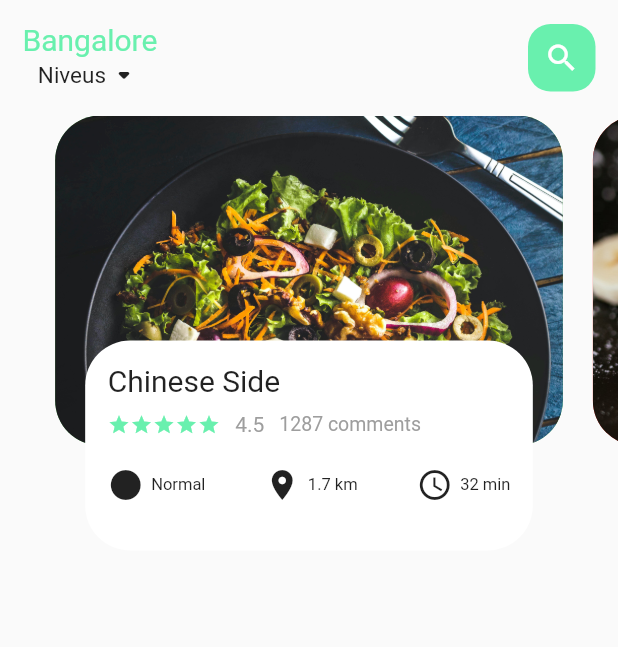
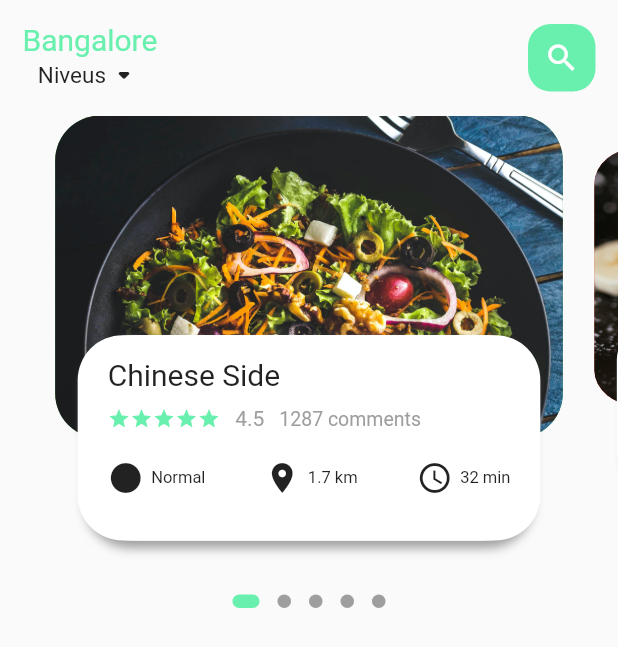
Before and after one commit to VishnuPuklath/e-cart, a Flutter app: the screen it shows after launch, on a phone screen of 412 x 824 dp. Shown: the top 647 px of the screen. Run offline on Flutter 3.47's test engine with Material 2 defaults, Android fonts, the phone set to English and light mode, and no system bars; drawn by our look-alikes of dots_indicator; our stand-ins replace get.

Commit message:
foodpage horizontal slider added

```diff
--- a/lib/main.dart
+++ b/lib/main.dart
@@ -1,5 +1,6 @@
 import 'package:e_cart/screens/home/home_screen.dart';
 import 'package:flutter/material.dart';
+import 'package:get/get_navigation/get_navigation.dart';
 
 void main() {
   runApp(const MyApp());
@@ -11,7 +12,7 @@ class MyApp extends StatelessWidget {
   // This widget is the root of your application.
   @override
   Widget build(BuildContext context) {
-    return MaterialApp(
+    return GetMaterialApp(
       title: 'Flutter Demo',
       theme: ThemeData(
         // This is the theme of your application.
--- a/lib/screens/home/foodpagebody_screen.dart
+++ b/lib/screens/home/foodpagebody_screen.dart
@@ -1,3 +1,5 @@
+import 'package:dots_indicator/dots_indicator.dart';
+import 'package:e_cart/utilis/dimensions.dart';
 import 'package:e_cart/widgets/icon_text.dart';
 import 'package:flutter/cupertino.dart';
 import 'package:flutter/material.dart';
@@ -14,10 +16,33 @@ class FoodPageBody extends StatefulWidget {
 class _FoodPageBodyState extends State<FoodPageBody> {
   PageController pageController = PageController(viewportFraction: 0.87);
   var currPageValue = 0.0;
+  double _scaleFactor = 0.8;
+  double _height = Dimensions.pageViewContainer;
+  @override
+  void initState() {
+    // TODO: implement initState
+    super.initState();
+    pageController.addListener(() {
+      setState(() {
+        currPageValue = pageController.page!;
+        print(currPageValue);
+      });
+    });
+  }
+
+  @override
+  void dispose() {
+    // TODO: implement dispose
+    super.dispose();
+    pageController.dispose();
+  }
+
   @override
   Widget build(BuildContext context) {
-    return Container(
-      height: 320,
+    return Column(
+      children: [
+        Container(
+          height: Dimensions.pageView,
           child: PageView.builder(
             controller: pageController,
             itemCount: 5,
@@ -25,15 +50,53 @@ class _FoodPageBodyState extends State<FoodPageBody> {
               return _buildPageItem(index);
             }),
           ),
+        ),
+        DotsIndicator(
+          dotsCount: 5,
+          position: currPageValue,
+          decorator: DotsDecorator(
+            activeColor: Colors.greenAccent,
+            size: const Size.square(9.0),
+            activeSize: const Size(18.0, 9.0),
+            activeShape: RoundedRectangleBorder(
+                borderRadius: BorderRadius.circular(5.0)),
+          ),
+        ),
+      ],
     );
-  }
   }
 
   Widget _buildPageItem(int index) {
-  return Stack(
+    Matrix4 matrix = Matrix4.identity();
+    if (index == currPageValue.floor()) {
+      var currScale = 1 - (currPageValue - index) * (1 - _scaleFactor);
+      var currTrans = _height * (1 - currScale) / 2;
+      matrix = Matrix4.diagonal3Values(1, currScale, 1)
+        ..setTranslationRaw(0, currTrans, 0);
+    } else if (index == currPageValue.floor() + 1) {
+      var currScale =
+          _scaleFactor + (currPageValue - index + 1) * (1 - _scaleFactor);
+      var currTrans = _height * (1 - currScale) / 2;
+      matrix = Matrix4.diagonal3Values(1, currScale, 1);
+      matrix = Matrix4.diagonal3Values(1, currScale, 1)
+        ..setTranslationRaw(1, currTrans, 1);
+    } else if (index == currPageValue.floor() - 1) {
+      var currScale = 1 - (currPageValue - index) * (1 - _scaleFactor);
+      var currTrans = _height * (1 - currScale) / 2;
+      matrix = Matrix4.diagonal3Values(1, currScale, 1);
+      matrix = Matrix4.diagonal3Values(1, currScale, 1)
+        ..setTranslationRaw(1, currTrans, 1);
+    } else {
+      var currScale = 0.8;
+      matrix = Matrix4.diagonal3Values(1, currScale, 1)
+        ..setTranslationRaw(0, _height * (1 - _scaleFactor) / 2, 1);
+    }
+    return Transform(
+      transform: matrix,
+      child: Stack(
         children: [
           Container(
-        height: 220,
+            height: _height,
             margin: const EdgeInsets.only(left: 10, right: 10),
             decoration: BoxDecoration(
                 image: DecorationImage(
@@ -45,10 +108,23 @@ Widget _buildPageItem(int index) {
           Align(
             alignment: Alignment.bottomCenter,
             child: Container(
-          height: 140,
+              height: Dimensions.pageTextContainer,
               margin: const EdgeInsets.only(left: 30, right: 30, bottom: 30),
-          decoration: BoxDecoration(
-              borderRadius: BorderRadius.circular(30), color: Colors.white),
+              decoration: BoxDecoration(boxShadow: [
+                BoxShadow(
+                  color: Colors.grey,
+                  blurRadius: 5,
+                  offset: Offset(0, 5),
+                ),
+                BoxShadow(
+                  color: Colors.white,
+                  offset: Offset(-5, 0),
+                ),
+                BoxShadow(
+                  color: Colors.white,
+                  offset: Offset(5, 0),
+                ),
+              ], borderRadius: BorderRadius.circular(30), color: Colors.white),
               child: Container(
                 padding: EdgeInsets.only(left: 15, top: 15, right: 15),
                 child: Column(
@@ -58,8 +134,8 @@ Widget _buildPageItem(int index) {
                       'Chinese Side',
                       style: TextStyle(fontSize: 20),
                     ),
-                const SizedBox(
-                  height: 10,
+                    SizedBox(
+                      height: Dimensions.height10,
                     ),
                     Row(
                       children: [
@@ -86,8 +162,8 @@ Widget _buildPageItem(int index) {
                             style: TextStyle(color: Colors.grey, fontSize: 13))
                       ],
                     ),
-                const SizedBox(
-                  height: 20,
+                    SizedBox(
+                      height: Dimensions.height20,
                     ),
                     Row(
                       mainAxisAlignment: MainAxisAlignment.spaceBetween,
@@ -103,5 +179,7 @@ Widget _buildPageItem(int index) {
             ),
           )
         ],
+      ),
     );
   }
+}
--- a/lib/screens/home/home_screen.dart
+++ b/lib/screens/home/home_screen.dart
@@ -14,8 +14,13 @@ class HomeScreen extends StatefulWidget {
 class _HomeScreenState extends State<HomeScreen> {
   @override
   Widget build(BuildContext context) {
+    print('current screen height is' +
+        MediaQuery.of(context).size.height.toString());
     return Scaffold(
-      body: Column(children: [HomeAppBar(), FoodPageBody()]),
+      body: Column(children: [
+        HomeAppBar(),
+        FoodPageBody(),
+      ]),
     );
   }
 }
--- /dev/null
+++ b/lib/utilis/dimensions.dart
@@ -0,0 +1,12 @@
+import 'package:get/get.dart';
+
+class Dimensions {
+  static double screenHeight = Get.context!.height;
+  static double screenWidth = Get.context!.width;
+
+  static double pageView = screenHeight / 2.63;
+  static double pageViewContainer = screenHeight / 3.83;
+  static double pageTextContainer = screenHeight / 6.02;
+  static double height10 = screenHeight / 84.4;
+  static double height20 = screenHeight / 42.2;
+}
--- a/pubspec.yaml
+++ b/pubspec.yaml
@@ -36,6 +36,8 @@ dependencies:
   # The following adds the Cupertino Icons font to your application.
   # Use with the CupertinoIcons class for iOS style icons.
   cupertino_icons: ^1.0.2
+  dots_indicator: ^2.1.0
+  get: ^4.6.5
 
 dev_dependencies:
   flutter_test:
```
Also changed, not shown: pubspec.lock. Lines whose indentation alone changed are shown as unchanged.
